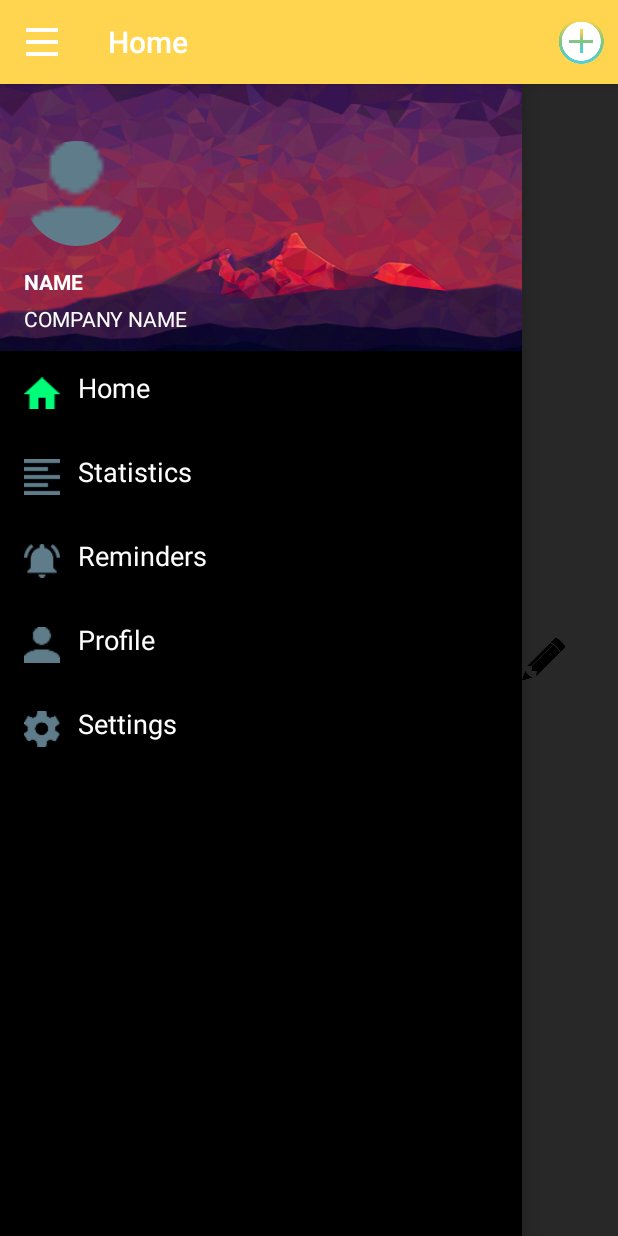
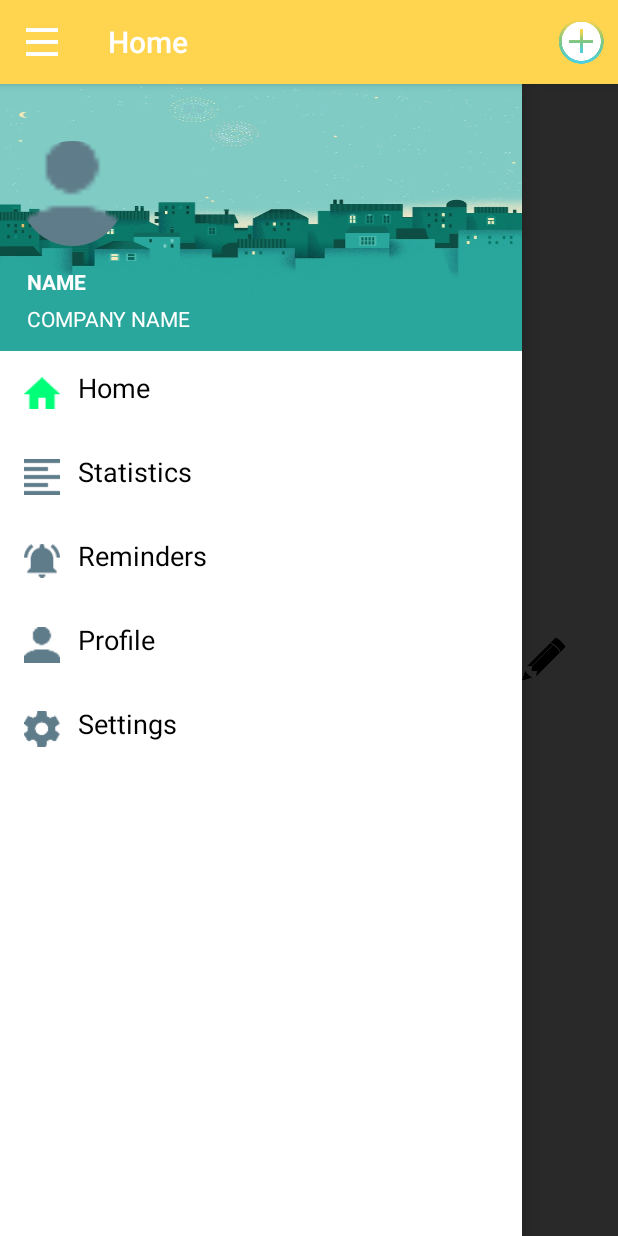
Before and after one commit to gouthamkrishna/Deskmote-android, an Android app: the fragment ProfileFragment placed in its activity, with the side drawer open, on a phone screen of 412 x 824 dp. Run offline under Robolectric (Android 15) with nearby library versions, the light colour scheme and no system bars; our stand-ins replace CircleImageView; 4 statements that could not run were skipped.

Commit message:
status bar and bug fix

```diff
--- a/Navigation/app/src/main/java/com/beaconapp/user/navigation/activities/MainActivity.java
+++ b/Navigation/app/src/main/java/com/beaconapp/user/navigation/activities/MainActivity.java
@@ -138,6 +138,11 @@ public class MainActivity extends ActionBarActivity{
 
     }
 
+    @Override
+    public void onBackPressed() {
+        moveTaskToBack(true);
+    }
+
     public void resetAdapter(){
 
         ICONS = new int[]{R.drawable.home, R.drawable.graph, R.drawable.reminder, R.drawable.profile, R.drawable.settings};
--- a/Navigation/app/src/main/java/com/beaconapp/user/navigation/fragments/DailyChartFragment.java
+++ b/Navigation/app/src/main/java/com/beaconapp/user/navigation/fragments/DailyChartFragment.java
@@ -10,7 +10,6 @@ import android.view.LayoutInflater;
 import android.view.View;
 import android.view.ViewGroup;
 import android.widget.RelativeLayout;
-import android.widget.Toast;
 
 import com.beaconapp.user.navigation.R;
 import com.github.mikephil.charting.charts.PieChart;
@@ -87,7 +86,7 @@ public class DailyChartFragment extends Fragment {
             public void onValueSelected(Entry entry, int i, Highlight highlight) {
                 if (entry == null)
                     return;
-                Toast.makeText(getActivity(), Xdata[entry.getXIndex()] + "'" + entry.getVal() + "%", Toast.LENGTH_LONG).show();
+                //Toast.makeText(getActivity(), Xdata[entry.getXIndex()] + "'" + entry.getVal() + "%", Toast.LENGTH_LONG).show();
             }
 
             @Override
--- a/Navigation/app/src/main/java/com/beaconapp/user/navigation/fragments/HomeFragment.java
+++ b/Navigation/app/src/main/java/com/beaconapp/user/navigation/fragments/HomeFragment.java
@@ -15,6 +15,8 @@ import android.support.v7.app.ActionBar;
 import android.view.LayoutInflater;
 import android.view.View;
 import android.view.ViewGroup;
+import android.view.Window;
+import android.view.WindowManager;
 import android.view.animation.Animation;
 import android.view.animation.AnimationUtils;
 import android.widget.ImageSwitcher;
@@ -22,10 +24,10 @@ import android.widget.ImageView;
 import android.widget.TextView;
 import android.widget.ViewSwitcher;
 
+import com.beaconapp.user.navigation.R;
+import com.beaconapp.user.navigation.activities.MainActivity;
 import com.beaconapp.user.navigation.services.LoggerService;
-import com.beaconapp.user.navigation.activities.MainActivity;
 import com.beaconapp.user.navigation.services.NotificationService;
-import com.beaconapp.user.navigation.R;
 
 
 public class HomeFragment extends Fragment {
@@ -40,10 +42,15 @@ public class HomeFragment extends Fragment {
     SharedPreferences sharedPref;
     boolean defaultValue = false;
     Drawable d;
+    Window window;
 
     public View onCreateView(LayoutInflater inflater, ViewGroup container,Bundle savedInstanceState) {
 
         ((MainActivity)getActivity()).getSupportActionBar().setTitle("Home");
+
+        window = getActivity().getWindow();
+        window.addFlags(WindowManager.LayoutParams.FLAG_DRAWS_SYSTEM_BAR_BACKGROUNDS);
+        window.clearFlags(WindowManager.LayoutParams.FLAG_TRANSLUCENT_STATUS);
 
         ViewGroup root = (ViewGroup) inflater.inflate(R.layout.fragment_home, null);
 
@@ -186,7 +193,8 @@ public class HomeFragment extends Fragment {
             str_outdoor = ""+hours+" : "+mins+" : "+secs;
 
             if (pos == 1) {
-                d = new ColorDrawable(Color.rgb(77,208,225));
+                window.setStatusBarColor(Color.rgb(0, 151, 167));
+                d = new ColorDrawable(Color.rgb(0,188,212));
                 ((MainActivity)getActivity()).getSupportActionBar().setBackgroundDrawable(d);
                 sw_main.setImageResource(R.drawable.work_large);
                 sw_left.setImageResource(R.drawable.outdoor);
@@ -197,7 +205,8 @@ public class HomeFragment extends Fragment {
                 tv_left.setText(str_outdoor);
                 tv_right.setText(str_office);
             } else if (pos == 2) {
-                d = new ColorDrawable(Color.rgb(129,199,132));
+                window.setStatusBarColor(Color.rgb(56,142,60));
+                d = new ColorDrawable(Color.rgb(76,175,80));
                 ((MainActivity)getActivity()).getSupportActionBar().setBackgroundDrawable(d);
                 sw_main.setImageResource(R.drawable.office_large);
                 sw_left.setImageResource(R.drawable.work);
@@ -208,6 +217,7 @@ public class HomeFragment extends Fragment {
                 tv_left.setText(str_desk);
                 tv_right.setText(str_outdoor);
             } else if (pos == 3) {
+                window.setStatusBarColor(Color.rgb(251,192,45));
                 d = new ColorDrawable(Color.rgb(255,213,79));
                 ((MainActivity)getActivity()).getSupportActionBar().setBackgroundDrawable(d);
                 sw_main.setImageResource(R.drawable.outdoor_large);
--- a/Navigation/app/src/main/java/com/beaconapp/user/navigation/services/LoggerService.java
+++ b/Navigation/app/src/main/java/com/beaconapp/user/navigation/services/LoggerService.java
@@ -39,7 +39,7 @@ public class  LoggerService extends IntentService {
 
         Calendar calendar = Calendar.getInstance();
         calendar.add(Calendar.DAY_OF_MONTH, 1);
-        calendar.set(Calendar.HOUR_OF_DAY, 0);
+        calendar.set(Calendar.HOUR_OF_DAY, 8);
         calendar.set(Calendar.MINUTE, 0);
         sharedPref = PreferenceManager.getDefaultSharedPreferences(this);
         test_val = sharedPref.getBoolean(getString(R.string.logger_init), defaultValue);
--- a/Navigation/app/src/main/res/layout/activity_main.xml
+++ b/Navigation/app/src/main/res/layout/activity_main.xml
@@ -24,7 +24,7 @@
         android:layout_height="match_parent"
         android:layout_gravity="left"
 
-        android:background="#000"
+        android:background="#FFF"
         android:scrollbars="vertical">
 
     </android.support.v7.widget.RecyclerView>
--- a/Navigation/app/src/main/res/layout/fragment_daily_chart_layout.xml
+++ b/Navigation/app/src/main/res/layout/fragment_daily_chart_layout.xml
@@ -4,7 +4,9 @@
     android:layout_height="match_parent" android:paddingLeft="@dimen/activity_horizontal_margin"
     android:paddingRight="@dimen/activity_horizontal_margin"
     android:paddingTop="@dimen/activity_vertical_margin"
-    android:paddingBottom="@dimen/activity_vertical_margin" tools:context=".MainActivity"
+    android:paddingBottom="@dimen/activity_vertical_margin"
+    tools:context=".MainActivity"
+    android:background="#FFFFFF"
     android:id="@+id/mainLayout">
 
 
--- a/Navigation/app/src/main/res/layout/fragment_home.xml
+++ b/Navigation/app/src/main/res/layout/fragment_home.xml
@@ -10,8 +10,8 @@
     android:background="#FFFFFF">
 
     <ImageSwitcher
-        android:layout_width="200dp"
-        android:layout_height="200dp"
+        android:layout_width="220dp"
+        android:layout_height="220dp"
         android:id="@+id/sw_main"
         android:layout_below="@+id/header2"
         android:layout_centerHorizontal="true" />
--- a/Navigation/app/src/main/res/layout/fragment_monthly_chart_layout.xml
+++ b/Navigation/app/src/main/res/layout/fragment_monthly_chart_layout.xml
@@ -7,6 +7,7 @@
     android:paddingRight="@dimen/activity_horizontal_margin"
     android:paddingTop="@dimen/activity_vertical_margin"
     android:paddingBottom="@dimen/activity_vertical_margin"
+    android:background="#FFFFFF"
     tools:context=".MainActivity">
 
     <com.github.mikephil.charting.charts.HorizontalBarChart
--- a/Navigation/app/src/main/res/layout/fragment_notification.xml
+++ b/Navigation/app/src/main/res/layout/fragment_notification.xml
@@ -8,7 +8,7 @@
     android:paddingBottom="@dimen/activity_vertical_margin"
     tools:context="com.beaconapp.user.reminder3.SetReminder"
     android:orientation="vertical"
-
+    android:background="#FFFFFF"
     >
     <LinearLayout
         android:layout_width="fill_parent"
--- a/Navigation/app/src/main/res/layout/fragment_profile.xml
+++ b/Navigation/app/src/main/res/layout/fragment_profile.xml
@@ -3,7 +3,8 @@
     android:layout_width="fill_parent"
     android:layout_height="fill_parent"
     android:orientation="vertical"
-    tools:context=".MainActivity">
+    tools:context=".MainActivity"
+    android:background="#FFFFFF">
 
 
     <de.hdodenhof.circleimageview.CircleImageView
@@ -12,7 +13,8 @@
         android:layout_width="200dp"
         android:layout_height="200dp"
         android:layout_alignParentTop="true"
-        android:layout_centerHorizontal="true" />
+        android:layout_centerHorizontal="true"
+        android:layout_marginTop="25dp" />
 
     <ImageView
         android:layout_width="wrap_content"
@@ -21,9 +23,9 @@
         android:src="@drawable/edit_profile"
         android:onClick="click"
         android:layout_alignBottom="@+id/imgView"
-        android:layout_toRightOf="@+id/textView2"
-        android:layout_toEndOf="@+id/textView2"
-        android:layout_marginBottom="37dp" />
+        android:layout_marginBottom="25dp"
+        android:layout_alignRight="@+id/imgView"
+        android:layout_marginRight="10dp" />
 
     <TextView
         android:layout_width="wrap_content"
--- a/Navigation/app/src/main/res/layout/fragment_settings.xml
+++ b/Navigation/app/src/main/res/layout/fragment_settings.xml
@@ -1,7 +1,8 @@
 <FrameLayout xmlns:android="http://schemas.android.com/apk/res/android"
     xmlns:tools="http://schemas.android.com/tools" android:layout_width="match_parent"
     android:layout_height="match_parent"
-    tools:context="com.beaconapp.user.navigation.fragments.SettingsFragment">
+    tools:context="com.beaconapp.user.navigation.fragments.SettingsFragment"
+    android:background="#FFFFFF">
 
     <!-- TODO: Update blank fragment layout -->
     <TextView android:layout_width="match_parent" android:layout_height="match_parent"
--- a/Navigation/app/src/main/res/layout/fragment_statistics.xml
+++ b/Navigation/app/src/main/res/layout/fragment_statistics.xml
@@ -2,7 +2,8 @@
 android:id="@android:id/tabhost"
 android:layout_width="match_parent"
 android:layout_height="match_parent"
-xmlns:android="http://schemas.android.com/apk/res/android">
+xmlns:android="http://schemas.android.com/apk/res/android"
+android:background="#FFFFFF">
 
 <LinearLayout
     android:layout_width="match_parent"
--- a/Navigation/app/src/main/res/layout/fragment_weekly_chart_layout.xml
+++ b/Navigation/app/src/main/res/layout/fragment_weekly_chart_layout.xml
@@ -8,6 +8,7 @@
     android:paddingTop="@dimen/activity_vertical_margin"
     android:paddingBottom="@dimen/activity_vertical_margin"
     android:orientation="vertical"
+    android:background="#FFFFFF"
     tools:context=".MainActivity">
 
     <com.github.mikephil.charting.charts.HorizontalBarChart
--- a/Navigation/app/src/main/res/layout/header.xml
+++ b/Navigation/app/src/main/res/layout/header.xml
@@ -2,7 +2,7 @@
 <RelativeLayout xmlns:android="http://schemas.android.com/apk/res/android"
     android:layout_width="match_parent"
     android:layout_height="178dp"
-    android:background="@drawable/bg2"
+    android:background="@drawable/bg1"
     android:orientation="vertical"
     android:weightSum="1">
 
@@ -18,7 +18,7 @@
             android:id="@+id/name"
             android:layout_width="wrap_content"
             android:layout_height="wrap_content"
-            android:layout_marginLeft="16dp"
+            android:layout_marginLeft="18dp"
             android:textColor="#ffffff"
             android:text="Elizabeth George"
             android:textSize="14sp"
@@ -31,7 +31,7 @@
             android:layout_width="wrap_content"
             android:layout_height="wrap_content"
             android:textColor="#ffffff"
-            android:layout_marginLeft="16dp"
+            android:layout_marginLeft="18dp"
             android:layout_marginTop="5dp"
             android:text="elizabethgeorge94@gmail.com"
             android:textSize="14sp"
@@ -44,8 +44,7 @@
         android:layout_width="70dp"
         android:layout_height="70dp"
 
-        android:layout_marginLeft="16dp"
         android:layout_marginTop="38dp"
         android:id="@+id/circleView"
-        />
+        android:layout_marginLeft="13dp" />
 </RelativeLayout>
--- a/Navigation/app/src/main/res/layout/item_row.xml
+++ b/Navigation/app/src/main/res/layout/item_row.xml
@@ -5,7 +5,7 @@
     android:paddingTop="8dp"
     android:paddingBottom="8dp"
     android:layout_height="wrap_content"
-    android:background="#000"
+    android:background="#FFFFFF"
     android:orientation="horizontal">
 
 
@@ -22,7 +22,7 @@
         android:layout_height="fill_parent"
         android:paddingLeft="12dp"
         android:paddingTop="4dp"
-        android:textColor="#FFFFFF"
+        android:textColor="#000000"
         android:textAppearance="?android:attr/textAppearanceMedium"
         android:text="Medium Text"
         android:id="@+id/rowText" />
--- a/Navigation/app/src/main/res/values/strings.xml
+++ b/Navigation/app/src/main/res/values/strings.xml
@@ -41,5 +41,6 @@
     <string name="logger_init">Logger.Initial.value</string>
     <string name="hello_world">Hi There</string>
     <string name="add_reminder">Reminder</string>
+    <string name="notification_init">initializing_notification</string>
 
 </resources>
```
Also changed, not shown: Navigation/app/src/main/java/com/beaconapp/user/navigation/receivers/StatisticsLogger.java (+7 -4 lines), Navigation/app/src/main/java/com/beaconapp/user/navigation/services/NotificationService.java (+9 -5 lines), 53 other files.
